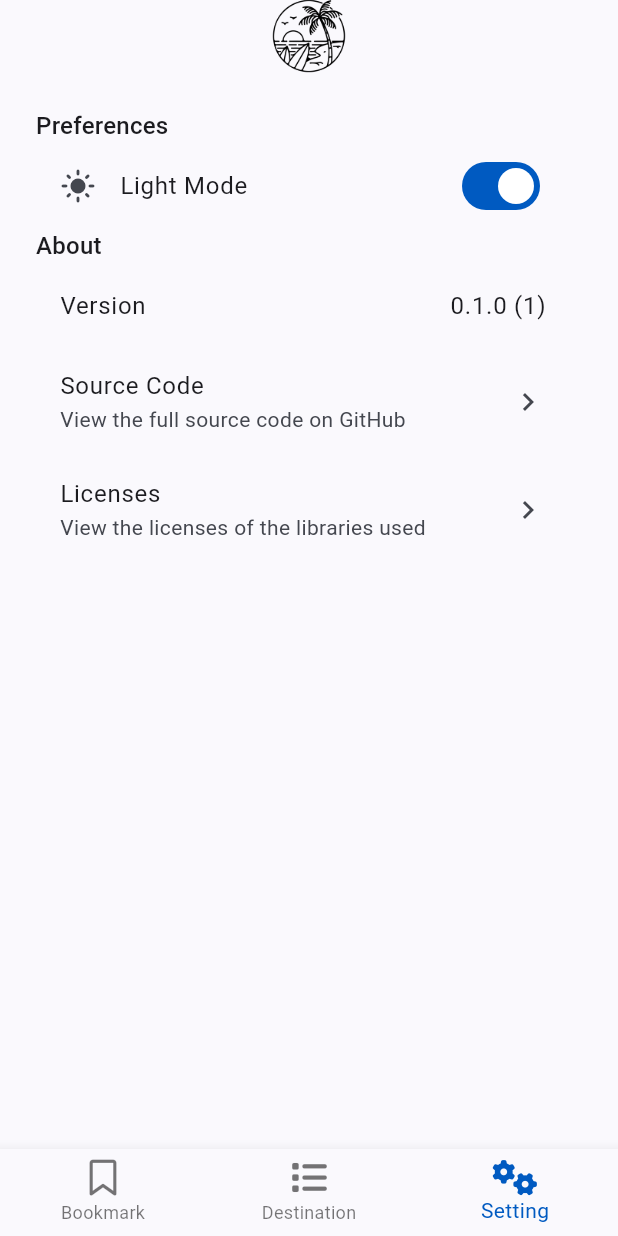
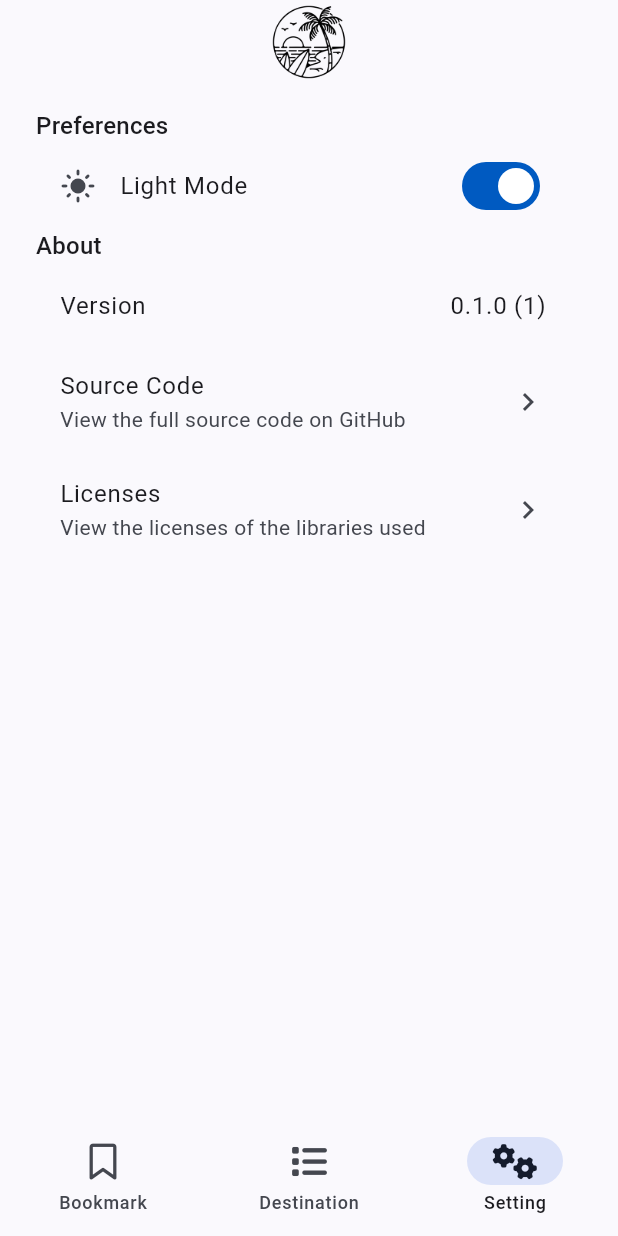
Before and after one commit to achmadilham07/tourism_app, a Flutter app: the screen it shows after launch, item 3 of the bottom bar chosen, on a phone screen of 412 x 824 dp. Run offline on Flutter 3.47's test engine with Material 3 defaults, Android fonts, the phone set to English and light mode, and no system bars; our stand-ins replace bloc, firebase_core, flutter_bloc, font_awesome_flutter, get_it, hydrated_bloc and 1 more; missing offline and left inert: shorebird_code_push; accounts and stored records are empty; network calls fail; statements that could not run were skipped.

Commit message:
udpate widgets

```diff
--- a/lib/app/widget/app_bar.dart
+++ b/lib/app/widget/app_bar.dart
@@ -18,7 +18,7 @@ class DestinationAppBar extends StatelessWidget implements PreferredSizeWidget {
   Widget build(BuildContext context) {
     return AppBar(
       title: const Padding(
-        padding: EdgeInsets.only(bottom: 8),
+        padding: EdgeInsets.symmetric(vertical: 8),
         child: LogoWidget(height: kToolbarHeight + addAppBarHeight),
       ),
       centerTitle: true,
--- a/lib/app/widget/logo_widget.dart
+++ b/lib/app/widget/logo_widget.dart
@@ -12,7 +12,6 @@ class LogoWidget extends StatelessWidget {
 
   @override
   Widget build(BuildContext context) {
-    // TODO: Fix me later using Selector
     final logo = context.select(
       (ThemeCubit cubit) =>
           cubit.state.isLight ? 'assets/logo.png' : 'assets/logo-white.png',
--- a/lib/bookmark/cubit/bookmark_cubit.dart
+++ b/lib/bookmark/cubit/bookmark_cubit.dart
@@ -8,7 +8,7 @@ class BookmarkCubit extends HydratedCubit<BookmarkState> {
   BookmarkCubit() : super(const BookmarkState());
 
   void toggleBookmark(Destination destination) {
-    final destinations = [...state.destinations];
+    final destinations = [...state.destinations].reversed.toList();
     destinations.contains(destination)
         ? destinations.remove(destination)
         : destinations.add(destination);
--- a/lib/bookmark/view/bookmark_screen.dart
+++ b/lib/bookmark/view/bookmark_screen.dart
@@ -19,8 +19,9 @@ class BookmarkView extends StatelessWidget {
   Widget build(BuildContext context) {
     return BlocBuilder<BookmarkCubit, BookmarkState>(
       builder: (context, state) {
-        if (state.destinations.isEmpty) return const EmptyBookmarks();
-        return DestinationList(destinations: state.destinations);
+        final destinations = state.destinations;
+        if (destinations.isEmpty) return const EmptyBookmarks();
+        return AdaptiveDestinationBody(destinations: destinations);
       },
     );
   }
--- a/lib/destination_detail/view/destination_detail_screen.dart
+++ b/lib/destination_detail/view/destination_detail_screen.dart
@@ -73,7 +73,6 @@ class DestinationDetailView extends StatelessWidget {
                       ],
                     ),
                   ),
-                  // TODO: Fix me later, add likes
                   Row(
                     mainAxisSize: MainAxisSize.min,
                     children: [
--- /dev/null
+++ b/lib/launchpad/model/navigation_item.dart
@@ -0,0 +1,32 @@
+import 'package:flutter/material.dart';
+import 'package:font_awesome_flutter/font_awesome_flutter.dart';
+
+const navigationDestination = [
+  NavigationItem(
+    icon: FaIcon(FontAwesomeIcons.bookmark),
+    selectedIcon: FaIcon(FontAwesomeIcons.solidBookmark),
+    label: "Bookmark",
+  ),
+  NavigationItem(
+    icon: FaIcon(FontAwesomeIcons.list),
+    selectedIcon: FaIcon(FontAwesomeIcons.tableList),
+    label: "Destination",
+  ),
+  NavigationItem(
+    icon: FaIcon(FontAwesomeIcons.gear),
+    selectedIcon: FaIcon(FontAwesomeIcons.gears),
+    label: "Setting",
+  ),
+];
+
+class NavigationItem {
+  final Widget icon;
+  final Widget selectedIcon;
+  final String label;
+
+  const NavigationItem({
+    required this.icon,
+    required this.selectedIcon,
+    required this.label,
+  });
+}
--- a/lib/launchpad/view/launchpad_screen.dart
+++ b/lib/launchpad/view/launchpad_screen.dart
@@ -1,12 +1,8 @@
 import 'package:flutter/material.dart';
 import 'package:flutter_bloc/flutter_bloc.dart';
-import 'package:font_awesome_flutter/font_awesome_flutter.dart';
 import 'package:tourism_app/app/service/di.dart';
-import 'package:tourism_app/bookmark/view/bookmark_screen.dart';
 import 'package:tourism_app/launchpad/cubit/launchpad_cubit.dart';
-import 'package:tourism_app/destinations/view/destination_screen.dart';
-import 'package:tourism_app/setting/view/setting_screen.dart';
-import 'package:tourism_app/app/widget/app_bar.dart';
+import 'package:tourism_app/launchpad/widget/adaptive_launchpad.dart';
 
 class LaunchpadScreen extends StatelessWidget {
   const LaunchpadScreen({super.key});
@@ -15,64 +11,7 @@ class LaunchpadScreen extends StatelessWidget {
   Widget build(BuildContext context) {
     return BlocProvider(
       create: (_) => di.get<LaunchpadCubit>(),
-      child: const LaunchpadView(),
+      child: const AdaptiveLaunchpadView(),
     );
   }
 }
-
-class LaunchpadView extends StatelessWidget {
-  const LaunchpadView({super.key});
-
-  @override
-  Widget build(BuildContext context) {
-    return const Scaffold(
-      appBar: DestinationAppBar(),
-      body: LaunchpadBody(),
-      bottomNavigationBar: LaunchpadBottomNavigationBar(),
-    );
-  }
-}
-
-class LaunchpadBody extends StatelessWidget {
-  const LaunchpadBody({super.key});
-
-  @override
-  Widget build(BuildContext context) {
-    final state = context.watch<LaunchpadCubit>().state;
-    return switch (state) {
-      // TODO: Fix me later using BookmarkScreen
-      LaunchpadState.bookmark => const BookmarkScreen(),
-      LaunchpadState.destination => const DestinationScreen(),
-      LaunchpadState.setting => const SettingScreen(),
-    };
-  }
-}
-
-class LaunchpadBottomNavigationBar extends StatelessWidget {
-  const LaunchpadBottomNavigationBar({super.key});
-
-  @override
-  Widget build(BuildContext context) {
-    return BottomNavigationBar(
-      currentIndex: context.watch<LaunchpadCubit>().state.index,
-      onTap: (value) => context.read<LaunchpadCubit>().update(value),
-      items: const [
-        BottomNavigationBarItem(
-          icon: FaIcon(FontAwesomeIcons.bookmark),
-          activeIcon: FaIcon(FontAwesomeIcons.solidBookmark),
-          label: "Bookmark",
-        ),
-        BottomNavigationBarItem(
-          icon: FaIcon(FontAwesomeIcons.list),
-          activeIcon: FaIcon(FontAwesomeIcons.tableList),
-          label: "Destination",
-        ),
-        BottomNavigationBarItem(
-          icon: FaIcon(FontAwesomeIcons.gear),
-          activeIcon: FaIcon(FontAwesomeIcons.gears),
-          label: "Setting",
-        ),
-      ],
-    );
-  }
-}
--- /dev/null
+++ b/lib/launchpad/widget/adaptive_launchpad.dart
@@ -0,0 +1,72 @@
+import 'package:flutter/material.dart';
+import 'package:flutter_bloc/flutter_bloc.dart';
+import 'package:tourism_app/app/widget/app_bar.dart';
+import 'package:tourism_app/bookmark/view/bookmark_screen.dart';
+import 'package:tourism_app/destinations/view/destination_screen.dart';
+import 'package:tourism_app/launchpad/cubit/launchpad_cubit.dart';
+import 'package:tourism_app/launchpad/widget/launchpad_navigation.dart';
+import 'package:tourism_app/setting/view/setting_screen.dart';
+
+class AdaptiveLaunchpadView extends StatelessWidget {
+  const AdaptiveLaunchpadView({super.key});
+
+  @override
+  Widget build(BuildContext context) {
+    return LayoutBuilder(
+      builder: (context, constraints) {
+        final widthOfWindow = constraints.maxWidth;
+        return switch (widthOfWindow) {
+          < 840 => const LaunchpadSmallView(),
+          _ => const LaunchpadLargeView(),
+        };
+      },
+    );
+  }
+}
+
+class LaunchpadLargeView extends StatelessWidget {
+  const LaunchpadLargeView({super.key});
+
+  @override
+  Widget build(BuildContext context) {
+    return const Row(
+      children: [
+        LaunchpadNavigationRail(),
+        VerticalDivider(thickness: 1, width: 1),
+        Expanded(
+          child: Scaffold(
+            appBar: DestinationAppBar(),
+            body: LaunchpadBody(),
+          ),
+        ),
+      ],
+    );
+  }
+}
+
+class LaunchpadSmallView extends StatelessWidget {
+  const LaunchpadSmallView({super.key});
+
+  @override
+  Widget build(BuildContext context) {
+    return const Scaffold(
+      appBar: DestinationAppBar(),
+      body: LaunchpadBody(),
+      bottomNavigationBar: LaunchpadBottomNavigationBar(),
+    );
+  }
+}
+
+class LaunchpadBody extends StatelessWidget {
+  const LaunchpadBody({super.key});
+
+  @override
+  Widget build(BuildContext context) {
+    final state = context.watch<LaunchpadCubit>().state;
+    return switch (state) {
+      LaunchpadState.bookmark => const BookmarkScreen(),
+      LaunchpadState.destination => const DestinationScreen(),
+      LaunchpadState.setting => const SettingScreen(),
+    };
+  }
+}
--- /dev/null
+++ b/lib/launchpad/widget/launchpad_navigation.dart
@@ -0,0 +1,49 @@
+import 'package:flutter/material.dart';
+import 'package:flutter_bloc/flutter_bloc.dart';
+import 'package:tourism_app/launchpad/cubit/launchpad_cubit.dart';
+import 'package:tourism_app/launchpad/model/navigation_item.dart';
+
+class LaunchpadBottomNavigationBar extends StatelessWidget {
+  const LaunchpadBottomNavigationBar({super.key});
+
+  @override
+  Widget build(BuildContext context) {
+    return NavigationBar(
+      selectedIndex: context.watch<LaunchpadCubit>().state.index,
+      onDestinationSelected: (value) =>
+          context.read<LaunchpadCubit>().update(value),
+      destinations: navigationDestination
+          .map(
+            (item) => NavigationDestination(
+              icon: item.icon,
+              selectedIcon: item.selectedIcon,
+              label: item.label,
+            ),
+          )
+          .toList(),
+    );
+  }
+}
+
+class LaunchpadNavigationRail extends StatelessWidget {
+  const LaunchpadNavigationRail({super.key});
+
+  @override
+  Widget build(BuildContext context) {
+    return NavigationRail(
+      selectedIndex: context.watch<LaunchpadCubit>().state.index,
+      onDestinationSelected: (value) =>
+          context.read<LaunchpadCubit>().update(value),
+      labelType: NavigationRailLabelType.all,
+      destinations: navigationDestination
+          .map(
+            (item) => NavigationRailDestination(
+              icon: item.icon,
+              selectedIcon: item.selectedIcon,
+              label: Text(item.label),
+            ),
+          )
+          .toList(),
+    );
+  }
+}
```
Also changed, not shown: lib/bookmark/view/bookmark_button.dart (+9 -14 lines), lib/destinations/view/destination_screen.dart (+28 -12 lines), lib/destinations/view/destination_widget.dart (+7 -10 lines), 1 other file.
